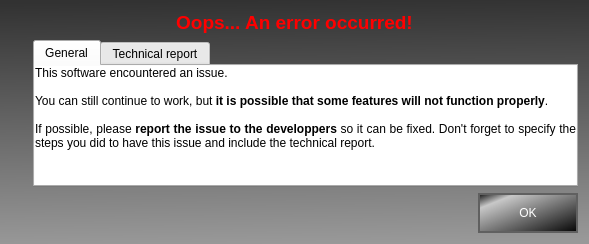
introlab/OpenIMU, file python/resources/ui/CrashDialog.ui: the form before one commit.
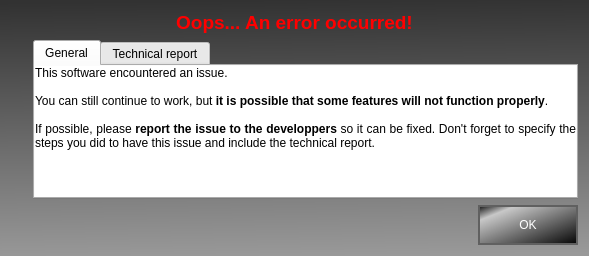
The form after the commit. Icons and pictures are not drawn.

The edit to the form file:
```diff
--- a/python/resources/ui/CrashDialog.ui
+++ b/python/resources/ui/CrashDialog.ui
@@ -7,7 +7,7 @@
     <x>0</x>
     <y>0</y>
     <width>589</width>
-    <height>244</height>
+    <height>256</height>
    </rect>
   </property>
   <property name="windowTitle">
@@ -19,7 +19,7 @@
   </property>
   <property name="styleSheet">
    <string notr="true">QLabel#lblTitle{color: red;}
-QLabel#lblInfos{background-color: white;}
+QLabel#lblInfos{background-color: white;color: black;}
 
 QDialog{background:qlineargradient(spread:pad, x1:0.483, y1:0, x2:0.511045, y2:1, stop:0 rgb(50, 50, 50), stop:1 rgb(153, 153, 153));border-radius:0px;}
 
```
